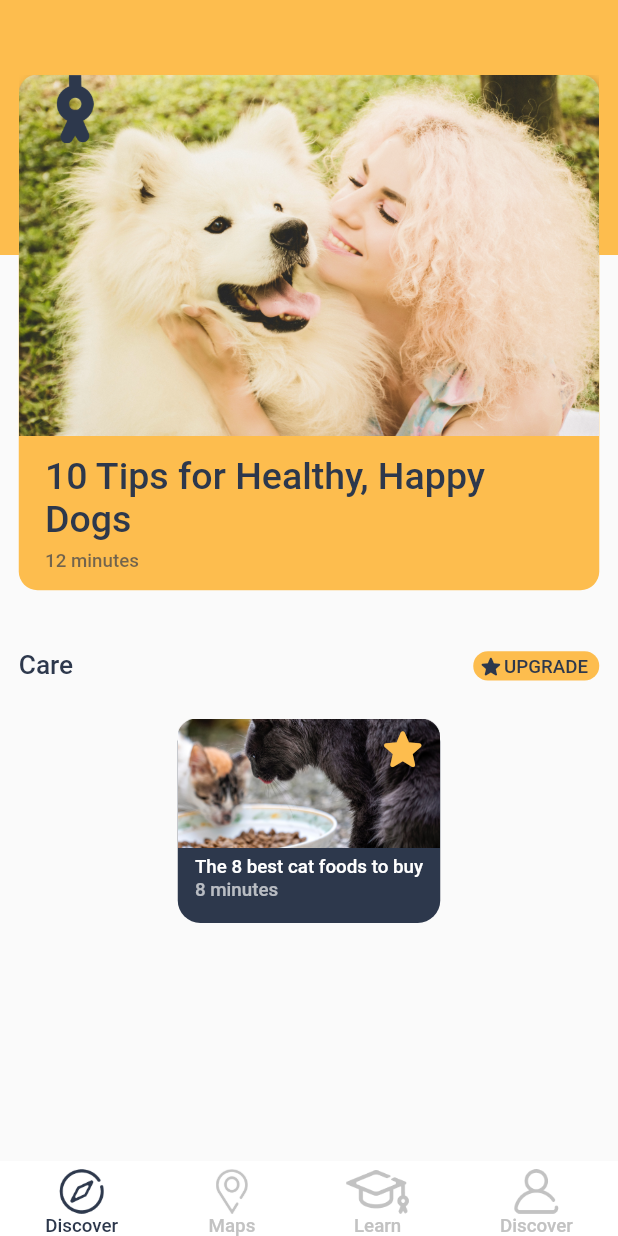
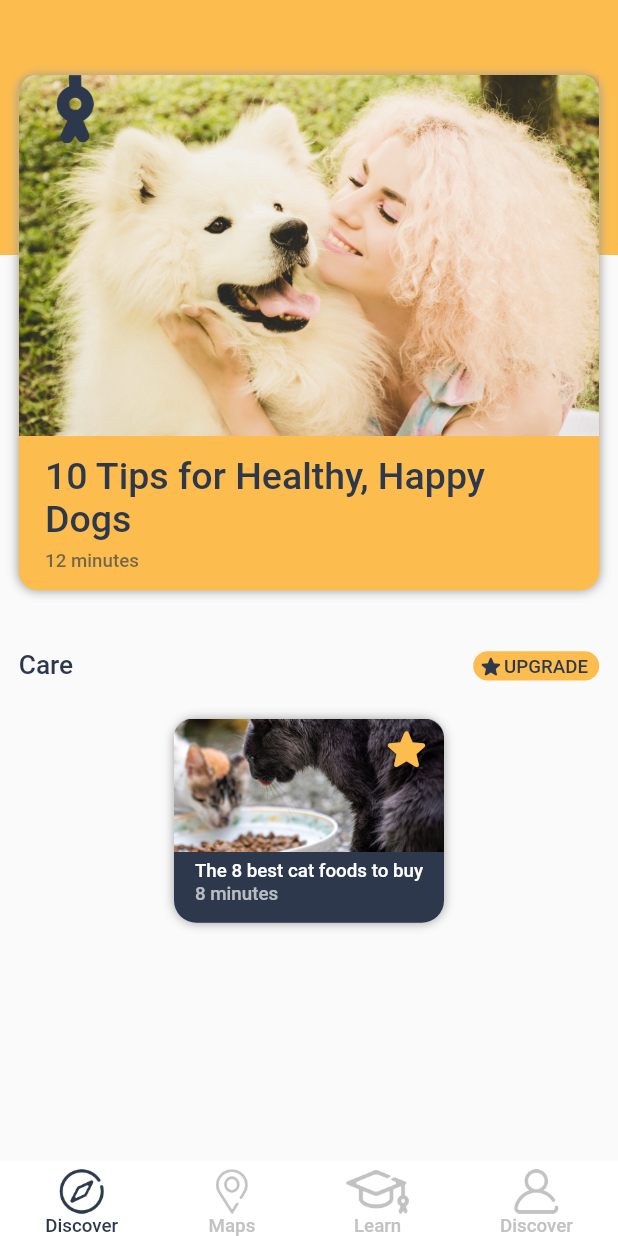
Before and after one commit to dnamme/mobile-dev-challenge, a Flutter app: the screen it shows after launch, on a phone screen of 412 x 824 dp. Run offline on Flutter 3.47's test engine with Material 2 defaults, Android fonts, the phone set to English and light mode, and no system bars; our stand-ins replace google_fonts; missing offline and left inert: dart:ffi.

Commit message:
Initial shadow

```diff
--- a/lib/main.dart
+++ b/lib/main.dart
@@ -36,9 +36,11 @@ class _HomeState extends State<Home> {
                 children: [
                   new Container(
                       decoration: BoxDecoration(
-                          color: Color(0xfffdbd4e), //fdbd4e
-                          borderRadius:
-                              BorderRadius.all(Radius.circular(12.5))),
+                          color: Color(0xfffdbd4e),
+                          borderRadius: BorderRadius.all(Radius.circular(12.5)),
+                          boxShadow: [
+                            new BoxShadow(color: Colors.grey, blurRadius: 5.0)
+                          ]),
                       child: new Column(children: [
                         new Stack(children: [
                           new Image.asset(
@@ -100,17 +102,25 @@ class _HomeState extends State<Home> {
                               ),
                             )
                           ])),
+                  new SingleChildScrollView(
+                      scrollDirection: Axis.horizontal,
+                      child: new Row(children: [
                         new Container(
                             decoration: BoxDecoration(
                                 color: Color(0xff2d384c),
                                 borderRadius:
-                              BorderRadius.all(Radius.circular(15.0))),
-                      width: 175.0,
+                                    BorderRadius.all(Radius.circular(15.0)),
+                                boxShadow: [
+                                  new BoxShadow(
+                                      color: Colors.grey, blurRadius: 5.0)
+                                ]),
+                            width: 180.0,
                             child: new Column(
                               children: [
                                 new Stack(children: [
-                            new Image.asset('assets/img/Meow_Meow_Eating.png',
-                                width: 175.0),
+                                  new Image.asset(
+                                      'assets/img/Meow_Meow_Eating.png',
+                                      width: 180.0),
                                   Positioned(
                                       top: 3.0,
                                       right: 7.5,
@@ -119,28 +129,32 @@ class _HomeState extends State<Home> {
                                 ]),
                                 new Container(
                                     child: new Padding(
-                                  padding:
-                                      EdgeInsets.fromLTRB(5.0, 5.0, 5.0, 15.0),
+                                        padding: EdgeInsets.fromLTRB(
+                                            5.0, 5.0, 5.0, 12.5),
                                         child: new Column(
                                             crossAxisAlignment:
                                                 CrossAxisAlignment.start,
                                             children: [
-                                        new Text('The 8 best cat foods to buy',
+                                              new Text(
+                                                  'The 8 best cat foods to buy',
                                                   style: GoogleFonts.roboto(
                                                       color: Color(0xffffffff),
                                                       fontSize: 12.5,
-                                                fontWeight: FontWeight.w500)),
+                                                      fontWeight:
+                                                          FontWeight.w500)),
                                               new Text('8 minutes',
                                                   style: GoogleFonts.roboto(
                                                       color: Color(0xaaffffff),
                                                       fontSize: 12.5,
-                                                fontWeight: FontWeight.w500))
+                                                      fontWeight:
+                                                          FontWeight.w500))
                                             ])))
                               ],
                             )),
                         new Column(),
                         new Column(),
                         new Column()
+                      ]))
                 ],
               ),
             )
```
Lines whose indentation alone changed are shown as unchanged.
